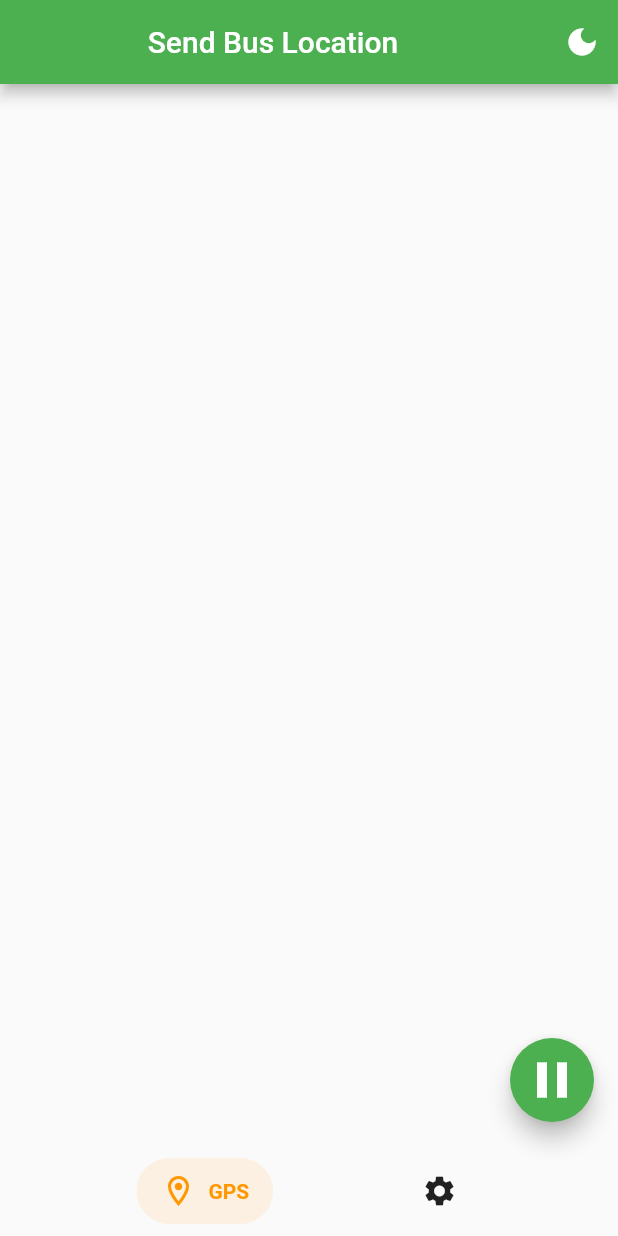
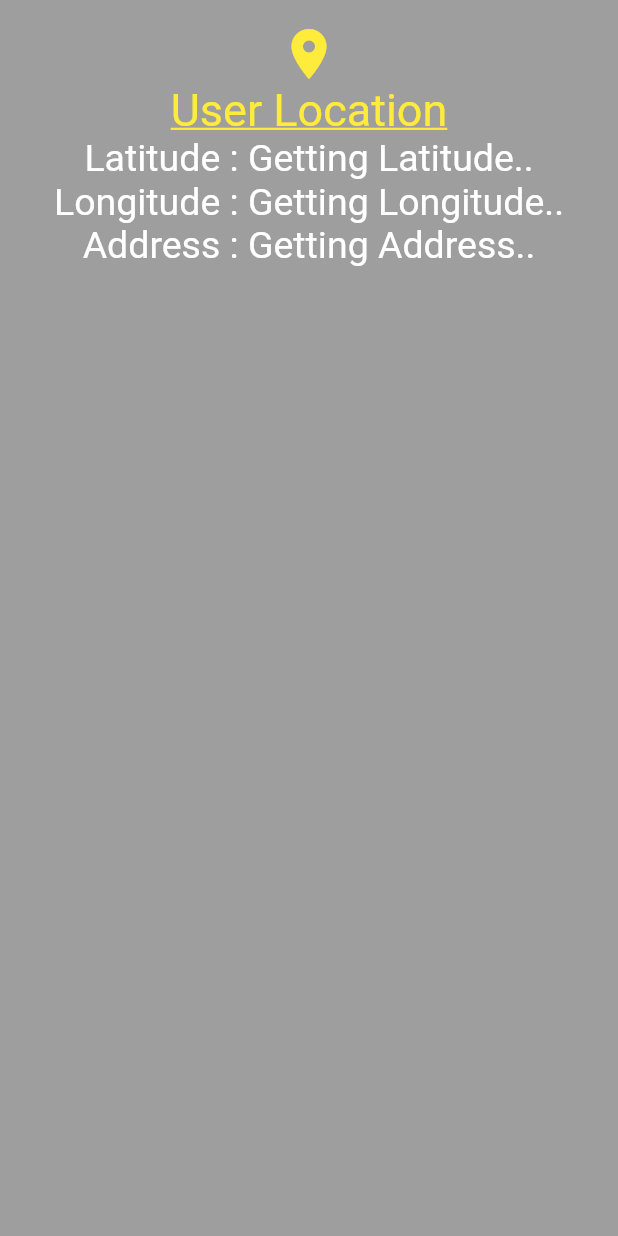
Before and after one commit to alecorodri/SendBusLocation, a Flutter app: the screen it shows after launch, after a tap on the "play arrow" icon, on a phone screen of 412 x 824 dp. Run offline on Flutter 3.47's test engine with Material 2 defaults, Android fonts, the light colour scheme and no system bars; drawn by our look-alikes of salomon_bottom_bar; our stand-ins replace geocoding, geolocator, get.

Commit message:
adding geolocation function

```diff
--- /dev/null
+++ b/lib/blindings/location_blindings.dart
@@ -0,0 +1,12 @@
+import 'package:get/get.dart';
+
+import 'package:sendbuslocation_app/controllers/location_controller.dart';
+
+class LocationBring extends Bindings {
+  @override
+  void dependencies() {
+    Get.put<LocationController>(
+      LocationController(),
+    );
+  }
+}
--- a/lib/controllers/location_controller.dart
+++ b/lib/controllers/location_controller.dart
@@ -0,0 +1,75 @@
+import 'dart:async';
+
+import 'package:geocoding/geocoding.dart';
+import 'package:geolocator/geolocator.dart';
+import 'package:get/get.dart';
+
+class LocationController extends GetxController {
+  var latitude = 'Getting Latitude..'.obs;
+  var longitude = 'Getting Longitude..'.obs;
+  var address = 'Getting Address..'.obs;
+  late StreamSubscription<Position> streamSubscription;
+
+  @override
+  void onInit() async {
+    super.onInit();
+    getLocation();
+  }
+
+  @override
+  void onReady() {
+    super.onReady();
+  }
+
+  @override
+  void onClose() {
+    streamSubscription.cancel();
+  }
+
+  getLocation() async {
+    bool serviceEnabled;
+
+    LocationPermission permission;
+    // Test if location services are enabled.
+    serviceEnabled = await Geolocator.isLocationServiceEnabled();
+    if (!serviceEnabled) {
+      // Location services are not enabled don't continue
+      // accessing the position and request users of the
+      // App to enable the location services.
+      await Geolocator.openLocationSettings();
+      return Future.error('Location services are disabled.');
+    }
+    permission = await Geolocator.checkPermission();
+    if (permission == LocationPermission.denied) {
+      permission = await Geolocator.requestPermission();
+      if (permission == LocationPermission.denied) {
+        // Permissions are denied, next time you could try
+        // requesting permissions again (this is also where
+        // Android's shouldShowRequestPermissionRationale
+        // returned true. According to Android guidelines
+        // your App should show an explanatory UI now.
+        return Future.error('Location permissions are denied');
+      }
+    }
+    if (permission == LocationPermission.deniedForever) {
+      // Permissions are denied forever, handle appropriately.
+      return Future.error(
+          'Location permissions are permanently denied, we cannot request permissions.');
+    }
+    // When we reach here, permissions are granted and we can
+    // continue accessing the position of the device.
+    streamSubscription =
+        Geolocator.getPositionStream().listen((Position position) {
+      latitude.value = 'Latitude : ${position.latitude}';
+      longitude.value = 'Longitude : ${position.longitude}';
+      getAddressFromLatLang(position);
+    });
+  }
+
+  Future<void> getAddressFromLatLang(Position position) async {
+    List<Placemark> placemark =
+        await placemarkFromCoordinates(position.latitude, position.longitude);
+    Placemark place = placemark[0];
+    address.value = 'Address : ${place.locality},${place.country}';
+  }
+}
--- a/lib/pages/home_page.dart
+++ b/lib/pages/home_page.dart
@@ -3,6 +3,7 @@ import 'package:get/get.dart';
 import 'package:salomon_bottom_bar/salomon_bottom_bar.dart';
 import 'package:sendbuslocation_app/controllers/theme_controller.dart';
 import 'package:sendbuslocation_app/pages/settings_page.dart';
+import 'location_page.dart';
 import 'travel_page.dart';
 
 class MyHomePage extends StatefulWidget {
@@ -63,6 +64,7 @@ class _MyHomePageState extends State<MyHomePage> {
           setState(() {
             _active = !_active;
           });
+          Get.to(LocationPage());
         },
         backgroundColor: Colors.green,
         tooltip: 'Start Travel',
--- /dev/null
+++ b/lib/pages/location_page.dart
@@ -0,0 +1,56 @@
+import 'package:flutter/material.dart';
+import 'package:get/get.dart';
+import 'package:sendbuslocation_app/controllers/location_controller.dart';
+
+class LocationPage extends GetView<LocationController> {
+  @override
+  Widget build(BuildContext context) {
+    return Scaffold(
+        backgroundColor: Colors.black38,
+        body: Center(
+          child: Padding(
+            padding: const EdgeInsets.all(16.0),
+            child: ListView(children: [
+              Column(
+                mainAxisAlignment: MainAxisAlignment.center,
+                crossAxisAlignment: CrossAxisAlignment.center,
+                children: [
+                  const Icon(
+                    Icons.location_on,
+                    color: Colors.yellow,
+                    size: 40,
+                  ),
+                  const Text(
+                    'User Location',
+                    style: TextStyle(
+                        color: Colors.yellow,
+                        fontSize: 30,
+                        decoration: TextDecoration.underline),
+                  ),
+                  Obx(() => Text(
+                        'Latitude : ${controller.latitude.value}',
+                        style: const TextStyle(
+                          color: Colors.white,
+                          fontSize: 25,
+                        ),
+                      )),
+                  Obx(() => Text(
+                        'Longitude : ${controller.longitude.value}',
+                        style: const TextStyle(
+                          color: Colors.white,
+                          fontSize: 25,
+                        ),
+                      )),
+                  Obx(
+                    () => Text(
+                      'Address : ${controller.address.value}',
+                      style: const TextStyle(color: Colors.white, fontSize: 25),
+                    ),
+                  ),
+                ],
+              ),
+            ]),
+          ),
+        ));
+  }
+}
--- a/lib/routes/routes.dart
+++ b/lib/routes/routes.dart
@@ -1,11 +1,20 @@
 import 'package:get/get.dart';
 
+import '../blindings/location_blindings.dart';
 import '../pages/home_page.dart';
+import '../pages/location_page.dart';
 import '../pages/settings_page.dart';
 
 class Routes {
   static var routes = [
-    GetPage(name: '/homepage', page: () => const MyHomePage()),
-    GetPage(name: '/settingPage', page: () => const SettingsPage())
+    GetPage(
+        name: '/homepage',
+        page: () => const MyHomePage(),
+        binding: LocationBring()),
+    GetPage(name: '/settingPage', page: () => const SettingsPage()),
+    GetPage(
+        name: '/locationPage',
+        page: () => LocationPage(),
+        binding: LocationBring()),
   ];
 }
```
